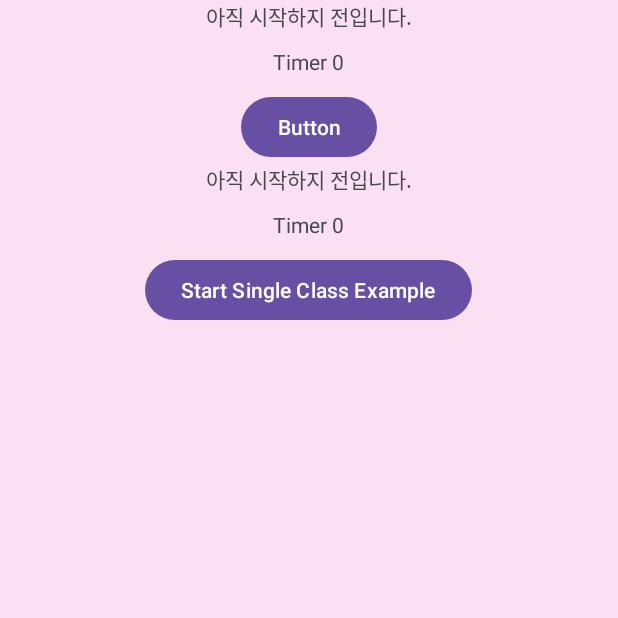
After one commit to tvroom88/AIO_Android_Kotlin, an Android app built with Jetpack Compose: the fragment RxJavaBaseClassesFragment shown on its own in the app's theme, on a phone screen of 412 x 824 dp, the top half of it. The commit adds this screen. Run offline under Robolectric (Android 15) with nearby library versions, the phone set to English and light mode, and no system bars; our stand-ins replace RxJava, data binding.

Commit message:
RxJava 5 classes 내용 추가중

```diff
--- a/app/build.gradle
+++ b/app/build.gradle
@@ -4,6 +4,7 @@ plugins {
     id 'com.google.gms.google-services'
     id 'kotlin-kapt'
     id 'kotlin-android'
+    id 'kotlin-parcelize'
 }
 
 android {
--- a/app/src/main/java/com/aio/kotlin/data/StudyListData.kt
+++ b/app/src/main/java/com/aio/kotlin/data/StudyListData.kt
@@ -4,6 +4,8 @@ import com.aio.kotlin.models.StudyList
 import com.aio.kotlin.models.StudyList.StudyCategory
 import com.aio.kotlin.models.StudyList.StudyFragmentList
 import com.aio.kotlin.studylist.backgroundwork.multithread.MultiThreadFragment
+import com.aio.kotlin.studylist.backgroundwork.rx.baseclasses.RxJavaBaseClassesFragment
+import com.aio.kotlin.studylist.backgroundwork.rx.baseclasses.RxJavaBaseClassesViewModel
 import com.aio.kotlin.studylist.backgroundwork.rx.basic.RxJavaBasicFragment
 import com.aio.kotlin.studylist.jetpack.binding.databinding.DataBindingExampleFragment
 import com.aio.kotlin.studylist.jetpack.binding.viewbinding.ViewBindingExampleFragment
@@ -18,7 +20,8 @@ class StudyListData {
                 "RecyclerView",
                 RecyclerViewExampleFragment().getFullFragmentName()
             ),
-            addAsyncExample()
+            addAsyncExample(),
+            StudyFragmentList("RxJava Base Classes", RxJavaBaseClassesFragment().getFullFragmentName())
         )
     }
 
--- a/app/src/main/java/com/aio/kotlin/studylist/backgroundwork/multithread/MultiThreadFragment.kt
+++ b/app/src/main/java/com/aio/kotlin/studylist/backgroundwork/multithread/MultiThreadFragment.kt
@@ -1,14 +1,11 @@
 package com.aio.kotlin.studylist.backgroundwork.multithread
 
-import android.os.Build
-import androidx.annotation.RequiresApi
 import com.aio.kotlin.R
 import com.aio.kotlin.base.fragment.DataBindingBaseFragment
 import com.aio.kotlin.databinding.FragmentMultiThreadBinding
 import com.aio.kotlin.utils.CheckThreadUtils
 import java.lang.Thread.sleep
 import java.text.SimpleDateFormat
-import java.time.LocalDateTime
 import java.util.Date
 import java.util.Locale
 import java.util.concurrent.Executors
--- /dev/null
+++ b/app/src/main/java/com/aio/kotlin/studylist/backgroundwork/rx/baseclasses/RxJavaBaseClassesFragment.kt
@@ -0,0 +1,37 @@
+package com.aio.kotlin.studylist.backgroundwork.rx.baseclasses
+
+import androidx.lifecycle.ViewModelProvider
+import com.aio.kotlin.R
+import com.aio.kotlin.base.fragment.DataBindingBaseFragment
+import com.aio.kotlin.databinding.FragmentRxJavaBaseClassesBinding
+
+
+class RxJavaBaseClassesFragment :
+    DataBindingBaseFragment<FragmentRxJavaBaseClassesBinding>(R.layout.fragment_rx_java_base_classes) {
+    private var rxJavaViewModel: RxJavaBaseClassesViewModel? = null
+
+    override fun initContentInOnViewCreated() {
+        rxJavaViewModel = ViewModelProvider(this)[RxJavaBaseClassesViewModel::class.java]
+
+        binding?.apply {
+            rxJavaBaseViewModel = rxJavaViewModel
+
+            // 첫번째 버튼 클릭시 타이머 시작 및 status 알림 변경
+            btnRxjavabaseStart.setOnClickListener {
+                rxJavaViewModel?.rxJavaObservableClass()
+            }
+
+            // 첫번째 버튼 클릭시 타이머 시작 및 status 알림 변경
+            btnRxjavabaseStart2.setOnClickListener {
+                rxJavaViewModel?.rxJavaSingleClass()
+            }
+        }
+
+    }
+
+    override fun onDestroyView() {
+        super.onDestroyView()
+        rxJavaViewModel?.disposableDispose()
+    }
+
+}
--- /dev/null
+++ b/app/src/main/java/com/aio/kotlin/studylist/backgroundwork/rx/baseclasses/RxJavaBaseClassesViewModel.kt
@@ -0,0 +1,116 @@
+package com.aio.kotlin.studylist.backgroundwork.rx.baseclasses
+
+import android.annotation.SuppressLint
+import android.util.Log
+import androidx.lifecycle.LiveData
+import androidx.lifecycle.MutableLiveData
+import androidx.lifecycle.ViewModel
+import com.aio.kotlin.studylist.backgroundwork.rx.baseclasses.fiveclass.ObservableClass
+import com.aio.kotlin.studylist.backgroundwork.rx.baseclasses.fiveclass.SingleClass
+import io.reactivex.rxjava3.android.schedulers.AndroidSchedulers
+import io.reactivex.rxjava3.core.Single
+import io.reactivex.rxjava3.core.SingleObserver
+import io.reactivex.rxjava3.disposables.Disposable
+import io.reactivex.rxjava3.schedulers.Schedulers
+
+/**
+ * RxJava 3.x 버전의 5개의 base classes 예제다.
+ * Observable, Single, Maybe, Flowable, Completable
+ */
+class RxJavaBaseClassesViewModel : ViewModel() {
+
+
+    // Observable Class LiveData
+    private val _rxStatus1 = MutableLiveData<String>()  // 현재 상태 : onNext, onComplete를 나타내줌
+    val rxStatus1: LiveData<String> get() = _rxStatus1
+    private val _rxTimer1 = MutableLiveData<String>()   // Timer : 0, 1, 2, 3, 4
+    val rxTimer1: LiveData<String> get() = _rxTimer1
+
+    // Single Class LiveData
+    private val _rxStatus2 = MutableLiveData<String>()  // 현재 상태 : onNext, onComplete를 나타내줌
+    val rxStatus2: LiveData<String> get() = _rxStatus2
+    private val _rxTimer2 = MutableLiveData<String>()
+    val rxTimer2: LiveData<String> get() = _rxTimer2
+
+    private val _rxStatus3 = MutableLiveData<String>()  // 현재 상태 : onNext, onComplete를 나타내줌
+    val rxStatus3: LiveData<String> get() = _rxStatus3
+    private val _rxTimer3 = MutableLiveData<String>()
+    val rxTimer3: LiveData<String> get() = _rxTimer3
+
+    private val _rxStatus4 = MutableLiveData<String>()  // 현재 상태 : onNext, onComplete를 나타내줌
+    val rxStatus4: LiveData<String> get() = _rxStatus4
+    private val _rxTimer4 = MutableLiveData<String>()
+    val rxTimer4: LiveData<String> get() = _rxTimer4
+
+    private val _rxStatus5 = MutableLiveData<String>()  // 현재 상태 : onNext, onComplete를 나타내줌
+    val rxStatus5: LiveData<String> get() = _rxStatus5
+    private val _rxTimer5 = MutableLiveData<String>()
+    val rxTimer5: LiveData<String> get() = _rxTimer5
+
+
+    private var disposable1: Disposable? = null
+    private var disposable2: Disposable? = null
+    private var disposable3: Disposable? = null
+    private var disposable4: Disposable? = null
+    private var disposable5: Disposable? = null
+
+
+    init {
+        // 초기 데이터 설정
+        _rxTimer1.value = "Timer 0"
+        _rxTimer2.value = "Timer 0"
+        _rxTimer3.value = "Timer 0"
+        _rxTimer4.value = "Timer 0"
+        _rxTimer5.value = "Timer 0"
+
+        _rxStatus1.value = "아직 시작하지 전입니다."
+        _rxStatus2.value = "아직 시작하지 전입니다."
+        _rxStatus3.value = "아직 시작하지 전입니다."
+        _rxStatus4.value = "아직 시작하지 전입니다."
+        _rxStatus5.value = "아직 시작하지 전입니다."
+    }
+
+    /**
+     * 1. Observable class
+     * 데이터 발행자 :Observable
+     * 데이터 수신자 (Observer) : Observer
+     */
+    fun rxJavaObservableClass() {
+        val observableClass = ObservableClass()
+        val observer = observableClass.createObserver(_rxStatus1, _rxTimer1)
+        val observable = observableClass.createObservable()
+        disposable1 = observableClass.getDisposable()
+
+        observable
+            .subscribeOn(Schedulers.io()) // 백그라운드 작업은 IO 스레드에서
+            .observeOn(AndroidSchedulers.mainThread()) // 결과는 메인 스레드에서 관찰
+            .subscribe(observer)
+    }
+
+    /**
+     * 2. Single class
+     * 데이터 발행자 :Single
+     * 데이터 수신자 (Observer) : SingleObserver
+     */
+    @SuppressLint("CheckResult")
+    fun rxJavaSingleClass() {
+        val singleClass = SingleClass()
+        val singleObserver: SingleObserver<Int> =
+            singleClass.createSingleObserver(_rxStatus2, _rxTimer2)
+        val single: Single<Int> = singleClass.createSingle()
+        disposable2 = singleClass.getDisposable()
+        single.subscribeOn(Schedulers.io())
+            .observeOn(AndroidSchedulers.mainThread())
+            .subscribe(singleObserver)
+
+        Log.d("aaaaa", "dispose : ${disposable2?.isDisposed?.not()}")
+    }
+
+    fun disposableDispose() {
+        disposable1?.dispose()
+        disposable2?.dispose()
+        disposable3?.dispose()
+        disposable4?.dispose()
+        disposable5?.dispose()
+    }
+}
--- /dev/null
+++ b/app/src/main/java/com/aio/kotlin/studylist/backgroundwork/rx/baseclasses/fiveclass/MaybeClass.kt
@@ -0,0 +1,4 @@
+package com.aio.kotlin.studylist.backgroundwork.rx.baseclasses.fiveclass
+
+class MaybeClass {
+}
--- /dev/null
+++ b/app/src/main/java/com/aio/kotlin/utils/RxJavaExampleUtils.kt
@@ -0,0 +1,4 @@
+package com.aio.kotlin.utils
+
+class RxJavaExampleUtils {
+}
--- /dev/null
+++ b/app/src/main/res/layout/fragment_rx_java_base_classes.xml
@@ -0,0 +1,84 @@
+<?xml version="1.0" encoding="utf-8"?>
+<layout xmlns:android="http://schemas.android.com/apk/res/android"
+    xmlns:app="http://schemas.android.com/apk/res-auto"
+    xmlns:tools="http://schemas.android.com/tools"
+    android:id="@+id/rxjava_root"
+    tools:context=".activities.AndroidStudyActivity">
+
+    <data>
+        <variable
+            name="rxJavaBaseViewModel"
+            type="com.aio.kotlin.studylist.backgroundwork.rx.baseclasses.RxJavaBaseClassesViewModel" />
+    </data>
+
+    <androidx.constraintlayout.widget.ConstraintLayout
+        android:layout_width="match_parent"
+        android:layout_height="wrap_content">
+
+        <!--    1. Observable class 예제    -->
+        <LinearLayout
+            android:id="@+id/linearLayout"
+            android:layout_width="match_parent"
+            android:layout_height="wrap_content"
+            android:orientation="vertical"
+            app:layout_constraintTop_toTopOf="parent">
+
+            <TextView
+                android:id="@+id/tv_rxjavabase_status1"
+                android:layout_width="wrap_content"
+                android:layout_height="wrap_content"
+                android:layout_gravity="center_horizontal"
+                android:text="@{rxJavaBaseViewModel.rxStatus1}" />
+
+            <TextView
+                android:id="@+id/tv_rxjavabase_timer1"
+                android:layout_width="wrap_content"
+                android:layout_height="wrap_content"
+                android:layout_gravity="center_horizontal"
+                android:layout_marginTop="10dp"
+                android:text="@{rxJavaBaseViewModel.rxTimer1}" />
+
+            <Button
+                android:id="@+id/btn_rxjavabase_start"
+                android:layout_width="wrap_content"
+                android:layout_height="wrap_content"
+                android:layout_gravity="center_horizontal"
+                android:layout_marginTop="10dp"
+                android:text="Button" />
+
+        </LinearLayout>
+
+
+        <!--    2. Single class 예제    -->
+        <LinearLayout
+            android:layout_width="match_parent"
+            android:layout_height="wrap_content"
+            android:orientation="vertical"
+            app:layout_constraintTop_toBottomOf="@+id/linearLayout">
+
+            <TextView
+                android:id="@+id/tv_rxjavabase_status2"
+                android:layout_width="wrap_content"
+                android:layout_height="wrap_content"
+                android:layout_gravity="center_horizontal"
+                android:text="@{rxJavaBaseViewModel.rxStatus2}" />
+
+            <TextView
+                android:id="@+id/tv_rxjavabase_timer2"
+                android:layout_width="wrap_content"
+                android:layout_height="wrap_content"
+                android:layout_gravity="center_horizontal"
+                android:layout_marginTop="10dp"
+                android:text="@{rxJavaBaseViewModel.rxTimer2}" />
+
+            <Button
+                android:id="@+id/btn_rxjavabase_start2"
+                android:layout_width="wrap_content"
+                android:layout_height="wrap_content"
+                android:layout_gravity="center_horizontal"
+                android:layout_marginTop="10dp"
+                android:text="Start Single Class Example" />
+
+        </LinearLayout>
+    </androidx.constraintlayout.widget.ConstraintLayout>
+</layout>
```
Also changed, not shown: app/src/main/java/com/aio/kotlin/activities/AndroidStudyActivity.kt (+9 -0 lines), app/src/main/java/com/aio/kotlin/activities/DetailActivity.kt (+9 -0 lines), app/src/main/java/com/aio/kotlin/studylist/backgroundwork/rx/baseclasses/fiveclass/ObservableClass.kt (added, +67 -0 lines), app/src/main/java/com/aio/kotlin/studylist/backgroundwork/rx/baseclasses/fiveclass/SingleClass.kt (added, +61 -0 lines), app/src/main/java/com/aio/kotlin/utils/RxJavaUtils.kt (added, +48 -0 lines), app/src/main/res/layout/activity_android_study.xml (+5 -19 lines), app/src/main/res/layout/activity_detail.xml (+14 -5 lines).
